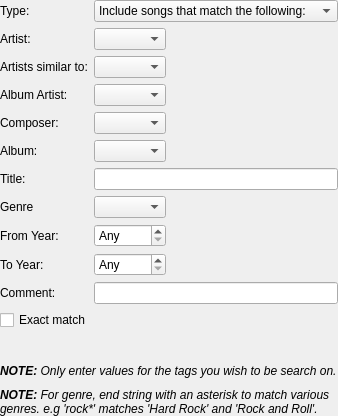
Qt form dynamic/dynamicrule.ui (CDrummond/cantata) before a commit.
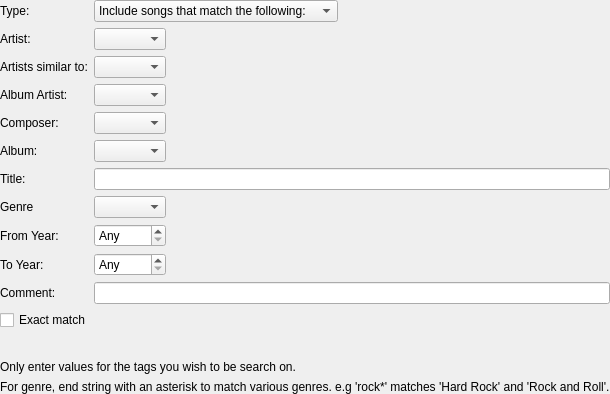
The same form after that commit. Custom widgets are drawn as their Qt base class.

Commit message: Add note-label classes to ensure consistency

```diff
--- a/dynamic/dynamicrule.ui
+++ b/dynamic/dynamicrule.ui
@@ -223,66 +223,16 @@
     <widget class="QLabel" name="errorLabel"/>
    </item>
    <item>
-    <spacer name="verticalSpacer_3xz">
-     <property name="orientation">
-      <enum>Qt::Vertical</enum>
-     </property>
-     <property name="sizeType">
-      <enum>QSizePolicy::Fixed</enum>
-     </property>
-     <property name="sizeHint" stdset="0">
-      <size>
-       <width>20</width>
-       <height>4</height>
-      </size>
-     </property>
-    </spacer>
-   </item>
-   <item>
-    <widget class="QLabel" name="label_7">
+    <widget class="NoteLabel" name="label_7">
      <property name="text">
-      <string>&lt;i&gt;&lt;b&gt;NOTE:&lt;/b&gt; Only enter values for the tags you wish to be search on. &lt;/i&gt;</string>
-     </property>
-     <property name="alignment">
-      <set>Qt::AlignLeading|Qt::AlignLeft|Qt::AlignTop</set>
-     </property>
-     <property name="wordWrap">
-      <bool>true</bool>
-     </property>
-     <property name="textInteractionFlags">
-      <set>Qt::NoTextInteraction</set>
+      <string>Only enter values for the tags you wish to be search on.</string>
      </property>
     </widget>
    </item>
    <item>
-    <spacer name="verticalSpacer_3x">
-     <property name="orientation">
-      <enum>Qt::Vertical</enum>
-     </property>
-     <property name="sizeType">
-      <enum>QSizePolicy::Fixed</enum>
-     </property>
-     <property name="sizeHint" stdset="0">
-      <size>
-       <width>20</width>
-       <height>4</height>
-      </size>
-     </property>
-    </spacer>
-   </item>
-   <item>
-    <widget class="QLabel" name="label_7x">
+    <widget class="NoteLabel" name="label_7x">
      <property name="text">
-      <string>&lt;i&gt;&lt;b&gt;NOTE:&lt;/b&gt; For genre, end string with an asterisk to match various genres. e.g 'rock*' matches 'Hard Rock' and 'Rock and Roll'. &lt;/i&gt;</string>
-     </property>
-     <property name="alignment">
-      <set>Qt::AlignLeading|Qt::AlignLeft|Qt::AlignTop</set>
-     </property>
-     <property name="wordWrap">
-      <bool>true</bool>
-     </property>
-     <property name="textInteractionFlags">
-      <set>Qt::NoTextInteraction</set>
+      <string>For genre, end string with an asterisk to match various genres. e.g 'rock*' matches 'Hard Rock' and 'Rock and Roll'.</string>
      </property>
     </widget>
    </item>
@@ -310,6 +260,11 @@
    <extends>QLabel</extends>
    <header>support/buddylabel.h</header>
   </customwidget>
+  <customwidget>
+   <class>NoteLabel</class>
+   <extends>QLabel</extends>
+   <header>widgets/notelabel.h</header>
+  </customwidget>
   <customwidget>
    <class>LineEdit</class>
    <extends>QLineEdit</extends>
```
The commit also changes 24 other files.
